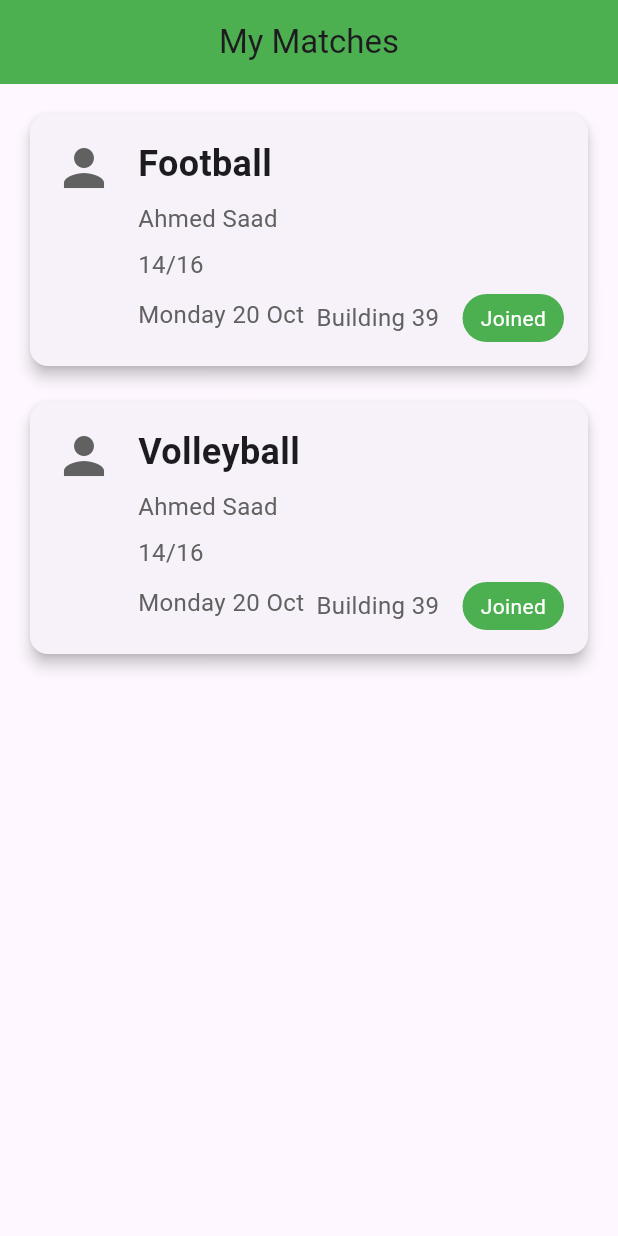
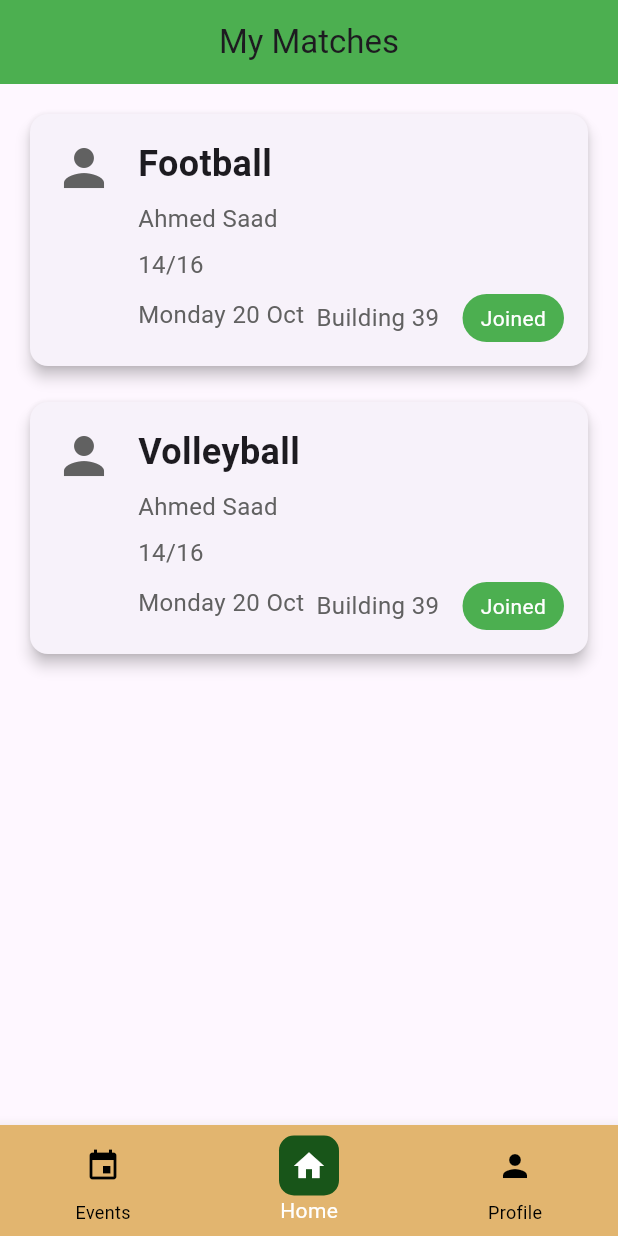
Before and after one commit to yousef1mb/KFUPM_Sports, a Flutter app: the screen it shows after launch, on a phone screen of 412 x 824 dp. Run offline on Flutter 3.47's test engine with Material 3 defaults, Android fonts, the phone set to English and light mode, and no system bars.

Commit message:
Use a constant color from the AppColor class

```diff
--- a/lib/features/main_page/presentation/views/main_page_view.dart
+++ b/lib/features/main_page/presentation/views/main_page_view.dart
@@ -1,7 +1,34 @@
 import 'package:flutter/material.dart';
 import 'package:kfupm_sports/features/main_page/presentation/widgets/match_card.dart'; // Update this path based on your structure
+import 'package:kfupm_sports/features/main_page/presentation/widgets/bottom_navigation_bar.dart'; // Update this path based on your structure
 
-class MainPageView extends StatelessWidget {
+class MainPageView extends StatefulWidget {
+  @override
+  _MainPageViewState createState() => _MainPageViewState();
+}
+
+class _MainPageViewState extends State<MainPageView> {
+  int _currentIndex = 1; // Assuming 'Home' is at index 1
+
+  void _onTap(int index) {
+    setState(() {
+      _currentIndex = index;
+    });
+
+    // Navigate to different pages based on index
+    switch (index) {
+      case 0:
+        // Navigate to Events page
+        break;
+      case 1:
+        // Stay on Home page
+        break;
+      case 2:
+        // Navigate to Profile page
+        break;
+    }
+  }
+
   @override
   Widget build(BuildContext context) {
     return Scaffold(
@@ -33,6 +60,10 @@ class MainPageView extends StatelessWidget {
           ],
         ),
       ),
+      bottomNavigationBar: BottomNavigationBarWidget(
+        currentIndex: _currentIndex,
+        onTap: _onTap,
+      ),
     );
   }
 }
--- a/lib/features/main_page/presentation/widgets/bottom_navigation_bar.dart
+++ b/lib/features/main_page/presentation/widgets/bottom_navigation_bar.dart
@@ -1,4 +1,5 @@
 import 'package:flutter/material.dart';
+import 'package:kfupm_sports/core/theme/app_colors.dart'; // Update this path based on your structure
 
 class BottomNavigationBarWidget extends StatelessWidget {
   final int currentIndex;
@@ -15,9 +16,10 @@ class BottomNavigationBarWidget extends StatelessWidget {
     return BottomNavigationBar(
       currentIndex: currentIndex,
       onTap: onTap,
-      backgroundColor: Color(0xFFE2B56F), // Set background color here
-      selectedItemColor: Colors.white, // Set highlight color here
-      unselectedItemColor: Colors.black, // Optional: set unselected item color
+      backgroundColor: AppColors.navigationBar, // Set background color here
+      selectedItemColor: AppColors.primary, // Set highlight color here
+      unselectedItemColor:
+          AppColors.headLineFontColor, // Optional: set unselected item color
       items: [
         _buildBottomNavigationBarItem(
           icon: Icons.event, // Calendar icon
@@ -46,7 +48,9 @@ class BottomNavigationBarWidget extends StatelessWidget {
     return BottomNavigationBarItem(
       icon: Container(
         decoration: BoxDecoration(
-          color: isSelected ? Colors.green : Colors.transparent,
+          color: isSelected
+              ? AppColors.navigationBarHighlight
+              : Colors.transparent,
           borderRadius: BorderRadius.circular(10),
         ),
         padding: EdgeInsets.all(8), // Padding around the icon
```
